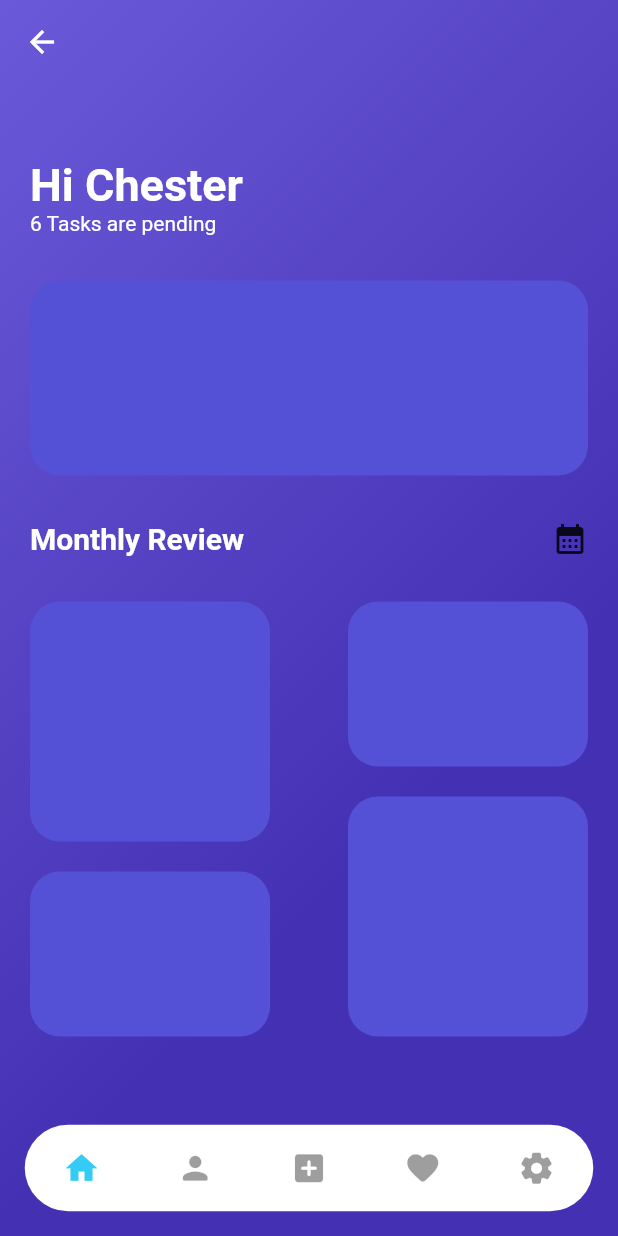
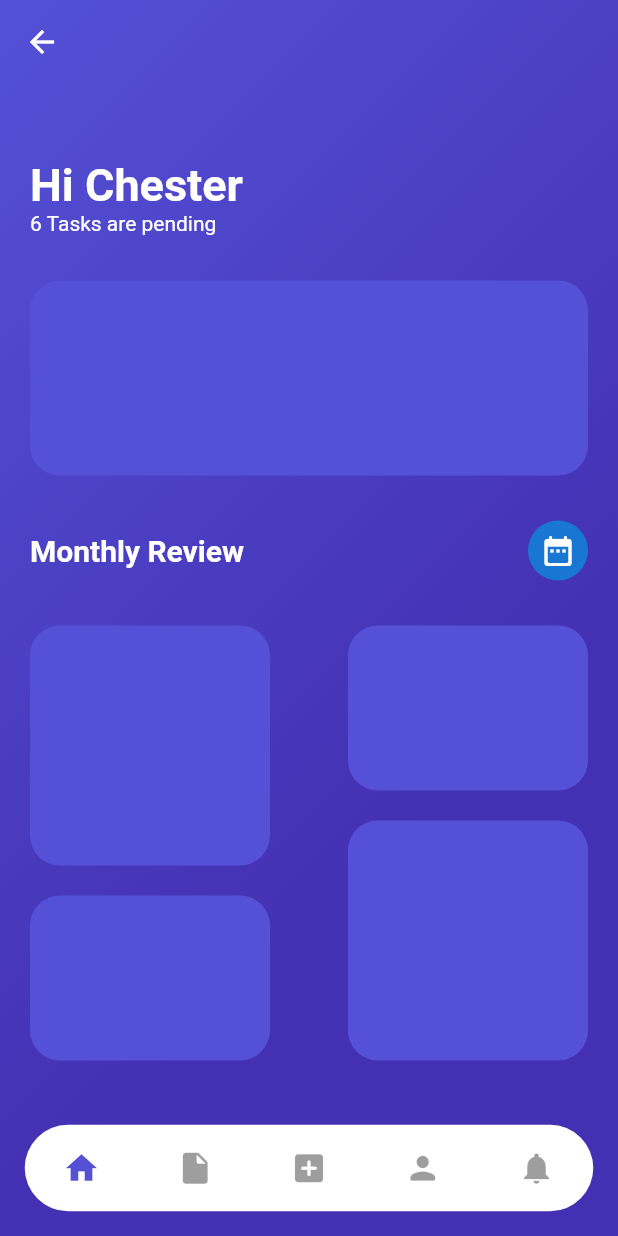
Before and after one commit to ceejayps/banking_app_2, a Flutter app: the homepage screen opened directly, on a phone screen of 412 x 824 dp. Run offline on Flutter 3.47's test engine with Material 2 defaults, Android fonts, the phone set to English and light mode, and no system bars; missing offline and left inert: dart:ffi.

Commit message:
Update homepage.dart

```diff
--- a/lib/container/pages/homepage.dart
+++ b/lib/container/pages/homepage.dart
@@ -30,8 +30,8 @@ class _homepageState extends State<homepage> with TickerProviderStateMixin {
   void initState() {
     // TODO: implement initState
     super.initState();
-    _controller =
-        AnimationController(vsync: this, duration: Duration(milliseconds: 300));
+    _controller = AnimationController(
+        vsync: this, duration: const Duration(milliseconds: 300));
     _animation = Tween<double>(begin: 25, end: 33).animate(CurvedAnimation(
         parent: _controller,
         curve: Curves.fastLinearToSlowEaseIn,
@@ -40,8 +40,8 @@ class _homepageState extends State<homepage> with TickerProviderStateMixin {
         setState(() {});
       });
 
-    _controller2 =
-        AnimationController(vsync: this, duration: Duration(milliseconds: 300));
+    _controller2 = AnimationController(
+        vsync: this, duration: const Duration(milliseconds: 300));
     _animation2 = Tween<double>(begin: 25, end: 33).animate(CurvedAnimation(
         parent: _controller2,
         curve: Curves.fastLinearToSlowEaseIn,
@@ -50,8 +50,8 @@ class _homepageState extends State<homepage> with TickerProviderStateMixin {
         setState(() {});
       });
 
-    _controller3 =
-        AnimationController(vsync: this, duration: Duration(milliseconds: 300));
+    _controller3 = AnimationController(
+        vsync: this, duration: const Duration(milliseconds: 300));
     _animation3 = Tween<double>(begin: 25, end: 33).animate(CurvedAnimation(
         parent: _controller3,
         curve: Curves.fastLinearToSlowEaseIn,
@@ -60,8 +60,8 @@ class _homepageState extends State<homepage> with TickerProviderStateMixin {
         setState(() {});
       });
 
-    _controller4 =
-        AnimationController(vsync: this, duration: Duration(milliseconds: 300));
+    _controller4 = AnimationController(
+        vsync: this, duration: const Duration(milliseconds: 300));
     _animation4 = Tween<double>(begin: 25, end: 33).animate(CurvedAnimation(
         parent: _controller4,
         curve: Curves.fastLinearToSlowEaseIn,
@@ -70,8 +70,8 @@ class _homepageState extends State<homepage> with TickerProviderStateMixin {
         setState(() {});
       });
 
-    _controller5 =
-        AnimationController(vsync: this, duration: Duration(milliseconds: 300));
+    _controller5 = AnimationController(
+        vsync: this, duration: const Duration(milliseconds: 300));
     _animation5 = Tween<double>(begin: 25, end: 33).animate(CurvedAnimation(
         parent: _controller5,
         curve: Curves.fastLinearToSlowEaseIn,
@@ -100,7 +100,7 @@ class _homepageState extends State<homepage> with TickerProviderStateMixin {
                 begin: Alignment.topLeft,
                 end: Alignment.centerRight,
                 colors: [
-              Color.fromARGB(255, 106, 90, 217),
+              Color.fromARGB(255, 84, 81, 214),
               Color.fromARGB(255, 68, 48, 179)
             ])),
         child: Scaffold(
@@ -126,7 +126,7 @@ class _homepageState extends State<homepage> with TickerProviderStateMixin {
                     mainAxisAlignment: MainAxisAlignment.center,
                     crossAxisAlignment: CrossAxisAlignment.start,
                     children: [
-                      SizedBox(
+                      const SizedBox(
                         height: 50,
                       ),
                       Column(
@@ -146,36 +146,37 @@ class _homepageState extends State<homepage> with TickerProviderStateMixin {
                           )
                         ],
                       ),
-                      SizedBox(
+                      const SizedBox(
                         height: 30,
                       ),
                       Container(
                         width: MediaQuery.of(context).size.width,
                         height: 130,
                         decoration: BoxDecoration(
-                            color: Color.fromARGB(255, 84, 81, 214),
+                            color: const Color.fromARGB(255, 84, 81, 214),
                             borderRadius: BorderRadius.circular(20)),
                       ),
-                      SizedBox(
+                      const SizedBox(
                         height: 30,
                       ),
                       Row(
                         // ignore: prefer_const_literals_to_create_immutables
                         mainAxisAlignment: MainAxisAlignment.spaceBetween,
+                        // ignore: prefer_const_literals_to_create_immutables
                         children: [
-                          Text(
+                          const Text(
                             "Monthly Review",
                             style: TextStyle(
                                 fontSize: 20,
                                 fontWeight: FontWeight.w700,
                                 color: Colors.white),
                           ),
-                          Container(
-                            child: Icon(Icons.calendar_month_sharp),
+                          const CircleAvatar(
+                            child: Icon(Icons.date_range_rounded),
                           )
                         ],
                       ),
-                      SizedBox(
+                      const SizedBox(
                         height: 30,
                       ),
                       Row(
@@ -187,17 +188,19 @@ class _homepageState extends State<homepage> with TickerProviderStateMixin {
                                 width: 160,
                                 height: 160,
                                 decoration: BoxDecoration(
-                                    color: Color.fromARGB(255, 84, 81, 214),
+                                    color:
+                                        const Color.fromARGB(255, 84, 81, 214),
                                     borderRadius: BorderRadius.circular(20)),
                               ),
-                              SizedBox(
+                              const SizedBox(
                                 height: 20,
                               ),
                               Container(
                                 width: 160,
                                 height: 110,
                                 decoration: BoxDecoration(
-                                    color: Color.fromARGB(255, 84, 81, 214),
+                                    color:
+                                        const Color.fromARGB(255, 84, 81, 214),
                                     borderRadius: BorderRadius.circular(20)),
                               ),
                             ],
@@ -208,17 +211,19 @@ class _homepageState extends State<homepage> with TickerProviderStateMixin {
                                 width: 160,
                                 height: 110,
                                 decoration: BoxDecoration(
-                                    color: Color.fromARGB(255, 84, 81, 214),
+                                    color:
+                                        const Color.fromARGB(255, 84, 81, 214),
                                     borderRadius: BorderRadius.circular(20)),
                               ),
-                              SizedBox(
+                              const SizedBox(
                                 height: 20,
                               ),
                               Container(
                                 width: 160,
                                 height: 160,
                                 decoration: BoxDecoration(
-                                    color: Color.fromARGB(255, 84, 81, 214),
+                                    color:
+                                        const Color.fromARGB(255, 84, 81, 214),
                                     borderRadius: BorderRadius.circular(20)),
                               ),
                             ],
@@ -242,10 +247,10 @@ class _homepageState extends State<homepage> with TickerProviderStateMixin {
                   height: size.width * .14,
                   width: size.width,
                   margin: EdgeInsets.all(size.width * .04),
-                  decoration: BoxDecoration(
+                  decoration: const BoxDecoration(
                     color: Colors.white,
                     borderRadius: BorderRadius.all(
-                      Radius.circular(30),
+                      const Radius.circular(30),
                     ),
                   ),
                   child: Row(
@@ -255,7 +260,7 @@ class _homepageState extends State<homepage> with TickerProviderStateMixin {
                         icon: Icon(
                           Icons.home,
                           color: currentValue == 0
-                              ? Color.fromARGB(255, 52, 204, 245)
+                              ? const Color.fromARGB(255, 84, 81, 214)
                               : Colors.black38,
                           size: _animation.value,
                         ),
@@ -275,9 +280,9 @@ class _homepageState extends State<homepage> with TickerProviderStateMixin {
                       ),
                       IconButton(
                         icon: Icon(
-                          Icons.person_rounded,
+                          Icons.insert_drive_file_rounded,
                           color: currentValue == 1
-                              ? Color.fromARGB(255, 52, 204, 245)
+                              ? const Color.fromARGB(255, 84, 81, 214)
                               : Colors.black38,
                           size: _animation2.value,
                         ),
@@ -299,7 +304,7 @@ class _homepageState extends State<homepage> with TickerProviderStateMixin {
                         icon: Icon(
                           Icons.add_box_rounded,
                           color: currentValue == 2
-                              ? Color.fromARGB(255, 52, 204, 245)
+                              ? const Color.fromARGB(255, 84, 81, 214)
                               : Colors.black38,
                           size: _animation3.value,
                         ),
@@ -319,9 +324,9 @@ class _homepageState extends State<homepage> with TickerProviderStateMixin {
                       ),
                       IconButton(
                         icon: Icon(
-                          Icons.favorite_rounded,
+                          Icons.person_rounded,
                           color: currentValue == 3
-                              ? Color.fromARGB(255, 52, 204, 245)
+                              ? const Color.fromARGB(255, 84, 81, 214)
                               : Colors.black38,
                           size: _animation4.value,
                         ),
@@ -341,9 +346,9 @@ class _homepageState extends State<homepage> with TickerProviderStateMixin {
                       ),
                       IconButton(
                         icon: Icon(
-                          Icons.settings_rounded,
+                          Icons.notifications,
                           color: currentValue == 4
-                              ? Color.fromARGB(255, 52, 204, 245)
+                              ? const Color.fromARGB(255, 84, 81, 214)
                               : Colors.black38,
                           size: _animation5.value,
                         ),
```
